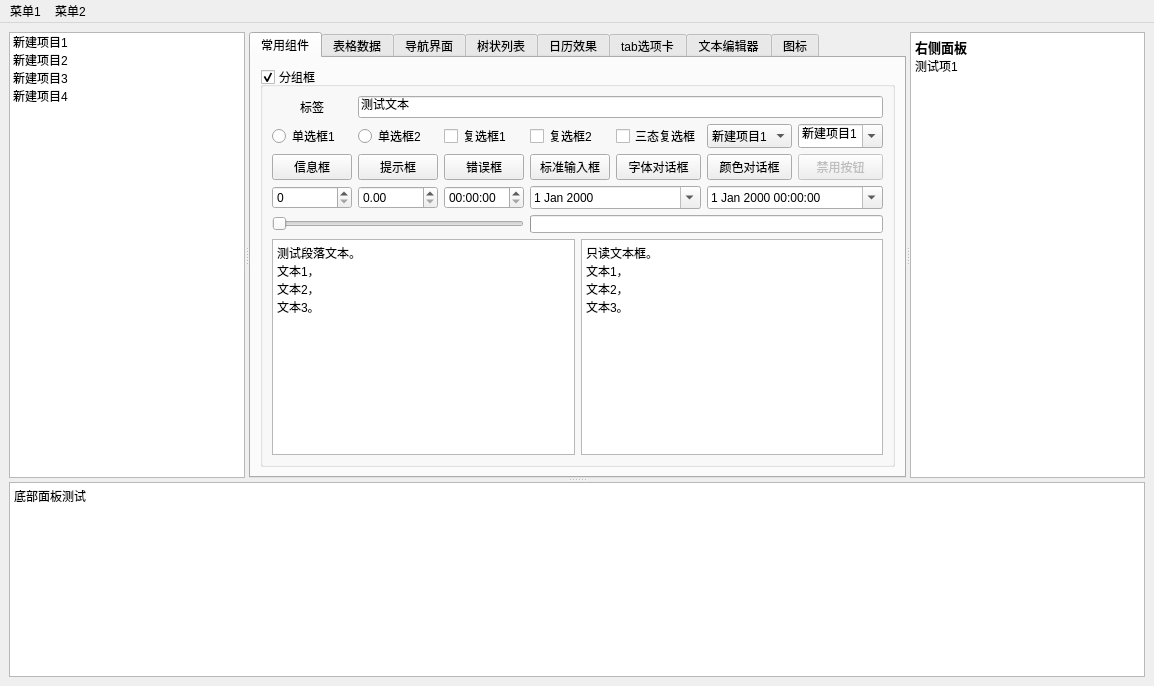
This is TestModule/mainwidget.ui in zhongyang219/RibbonUiFrame as Qt 5 draws it before an edit. The edited form follows.
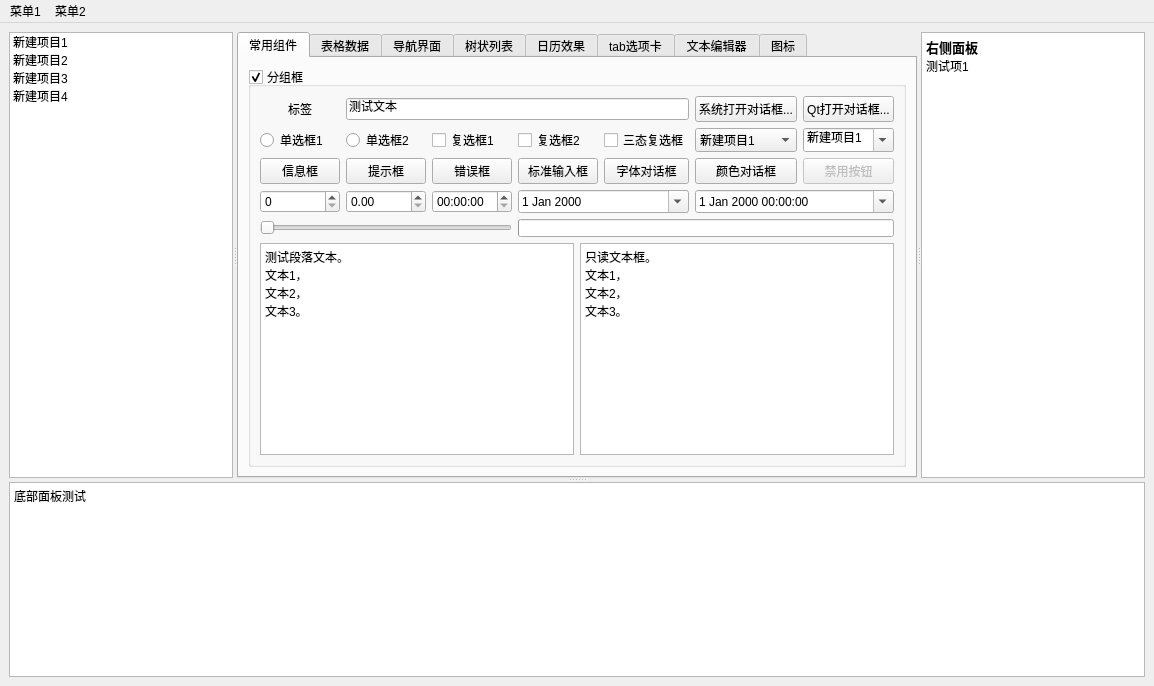
This is the edited form. Icons and pictures are not drawn. Custom widgets are drawn as their Qt base class.

Commit message: 测试模块中增加打开对话框

What changed in the file:
```diff
--- a/TestModule/mainwidget.ui
+++ b/TestModule/mainwidget.ui
@@ -124,13 +124,6 @@
                  </property>
                 </widget>
                </item>
-               <item row="0" column="1" colspan="6">
-                <widget class="QLineEdit" name="lineEdit">
-                 <property name="text">
-                  <string>测试文本</string>
-                 </property>
-                </widget>
-               </item>
                <item row="2" column="4">
                 <widget class="QPushButton" name="btnFont">
                  <property name="text">
@@ -307,6 +300,27 @@
                  </property>
                 </widget>
                </item>
+               <item row="0" column="1" colspan="4">
+                <widget class="QLineEdit" name="lineEdit">
+                 <property name="text">
+                  <string>测试文本</string>
+                 </property>
+                </widget>
+               </item>
+               <item row="0" column="5">
+                <widget class="QPushButton" name="openFileDlgBtn">
+                 <property name="text">
+                  <string>系统打开对话框...</string>
+                 </property>
+                </widget>
+               </item>
+               <item row="0" column="6">
+                <widget class="QPushButton" name="openFileDlgQt">
+                 <property name="text">
+                  <string>Qt打开对话框...</string>
+                 </property>
+                </widget>
+               </item>
               </layout>
              </item>
              <item>
@@ -1046,10 +1060,10 @@
 hr { height: 1px; border-width: 0; }
 li.unchecked::marker { content: &quot;\2610&quot;; }
 li.checked::marker { content: &quot;\2612&quot;; }
-&lt;/style&gt;&lt;/head&gt;&lt;body style=&quot; font-family:'Microsoft YaHei UI'; font-size:9pt; font-weight:400; font-style:normal;&quot;&gt;
+&lt;/style&gt;&lt;/head&gt;&lt;body style=&quot; font-family:'.AppleSystemUIFont'; font-size:13pt; font-weight:400; font-style:normal;&quot;&gt;
 &lt;p style=&quot; margin-top:0px; margin-bottom:0px; margin-left:0px; margin-right:0px; -qt-block-indent:0; text-indent:0px;&quot;&gt;&lt;span style=&quot; font-family:'SimSun'; font-size:10pt; font-weight:600;&quot;&gt;右侧面板&lt;/span&gt;&lt;/p&gt;
-&lt;p style=&quot; margin-top:0px; margin-bottom:0px; margin-left:0px; margin-right:0px; -qt-block-indent:0; text-indent:0px;&quot;&gt;&lt;span style=&quot; font-family:'SimSun';&quot;&gt;测试项1&lt;/span&gt;&lt;/p&gt;
-&lt;p style=&quot;-qt-paragraph-type:empty; margin-top:0px; margin-bottom:0px; margin-left:0px; margin-right:0px; -qt-block-indent:0; text-indent:0px; font-family:'SimSun';&quot;&gt;&lt;br /&gt;&lt;/p&gt;&lt;/body&gt;&lt;/html&gt;</string>
+&lt;p style=&quot; margin-top:0px; margin-bottom:0px; margin-left:0px; margin-right:0px; -qt-block-indent:0; text-indent:0px;&quot;&gt;&lt;span style=&quot; font-family:'SimSun'; font-size:9pt;&quot;&gt;测试项1&lt;/span&gt;&lt;/p&gt;
+&lt;p style=&quot;-qt-paragraph-type:empty; margin-top:0px; margin-bottom:0px; margin-left:0px; margin-right:0px; -qt-block-indent:0; text-indent:0px; font-family:'SimSun'; font-size:9pt;&quot;&gt;&lt;br /&gt;&lt;/p&gt;&lt;/body&gt;&lt;/html&gt;</string>
         </property>
        </widget>
       </widget>
```
Left out of the diff: 48 changed lines with no effect on the pictures. The commit also changes 3 other files.
